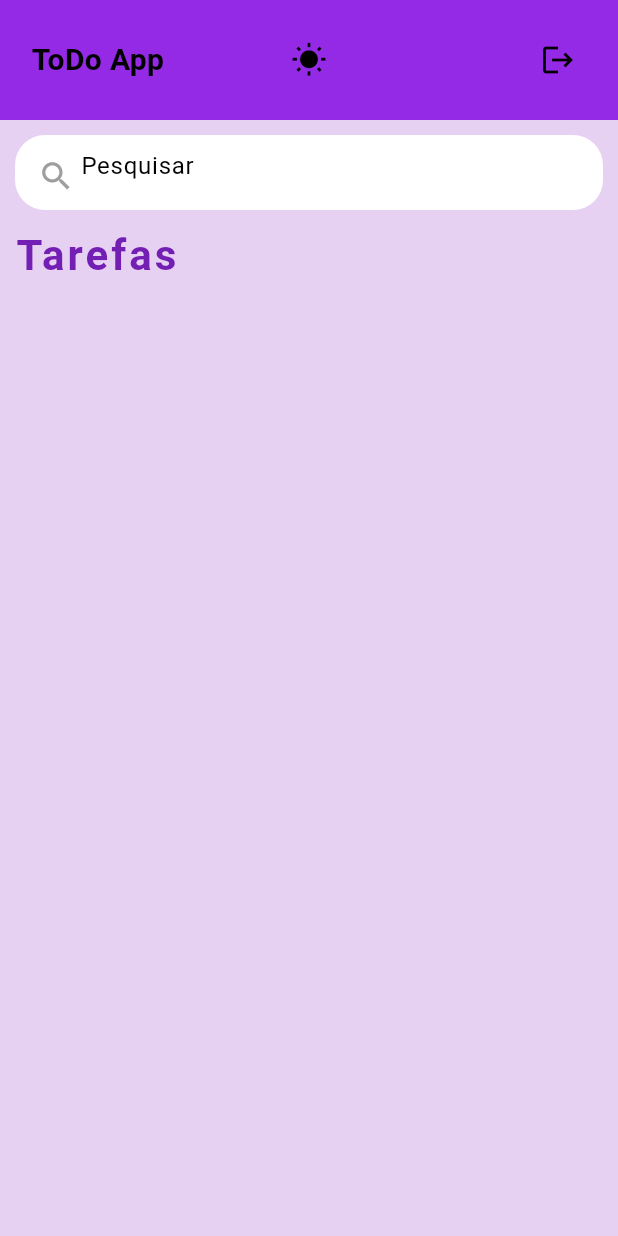
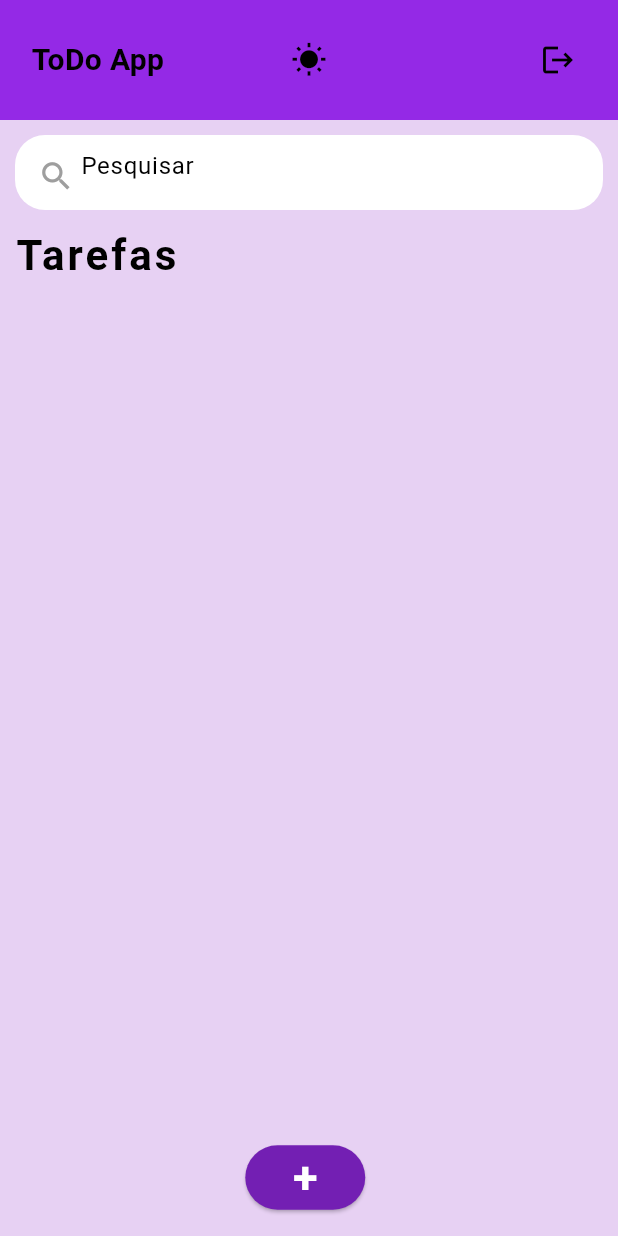
Before and after one commit to dugabrielle/todo_project, a Flutter app: the screen it shows after launch, on a phone screen of 412 x 824 dp. Run offline on Flutter 3.47's test engine with Material 3 defaults, Android fonts, the light colour scheme and no system bars; our stand-ins replace google_fonts.

Commit message:
add button

```diff
--- a/lib/src/screens/home.dart
+++ b/lib/src/screens/home.dart
@@ -32,12 +32,35 @@ class _HomeScreenState extends State<HomeScreen> {
                     style: GoogleFonts.comicNeue(
                       fontSize: 28,
                       fontWeight: FontWeight.w600,
-                      color: Theme.of(context).colorScheme.secondary,
+                      color: Theme.of(context).colorScheme.primary,
                       letterSpacing: 2,
                     ),
                   ),
                 ),
               ],
+            ),
+          ),
+          Align(
+            alignment: Alignment.bottomCenter,
+            child: Container(
+              margin: EdgeInsets.only(bottom: 15, right: 15, left: 10),
+              width: 80,
+              child: ElevatedButton(
+                onPressed: () {},
+                child: Text(
+                  '+',
+                  style: TextStyle(
+                    fontSize: 30,
+                    fontWeight: FontWeight.bold,
+                    color: Theme.of(context).brightness == Brightness.light
+                        ? Colors.white
+                        : Colors.black,
+                  ),
+                ),
+                style: ElevatedButton.styleFrom(
+                  backgroundColor: Theme.of(context).colorScheme.secondary,
+                ),
+              ),
             ),
           ),
         ],
--- a/lib/src/themes/app_theme.dart
+++ b/lib/src/themes/app_theme.dart
@@ -11,7 +11,7 @@ class AppTheme {
       foregroundColor: Colors.black,
     ),
     colorScheme: const ColorScheme.light(
-      primary: Colors.purple,
+      primary: Colors.black,
       secondary: Color(0xFF731FB3),
     ),
     textTheme: GoogleFonts.comicNeueTextTheme(
@@ -37,7 +37,7 @@ class AppTheme {
       foregroundColor: Colors.white,
     ),
     colorScheme: ColorScheme.dark(
-      primary: Colors.purple.shade600,
+      primary: Colors.white,
       secondary: const Color(0xFFC2A8E8),
     ),
     textTheme: GoogleFonts.comicNeueTextTheme(
```
